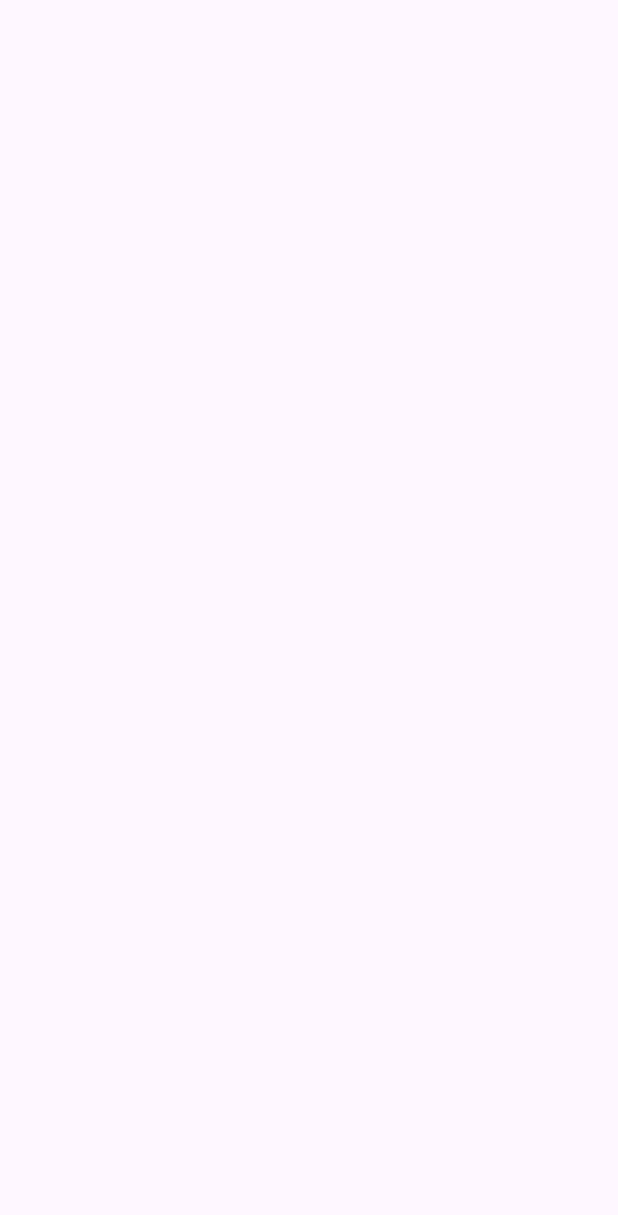
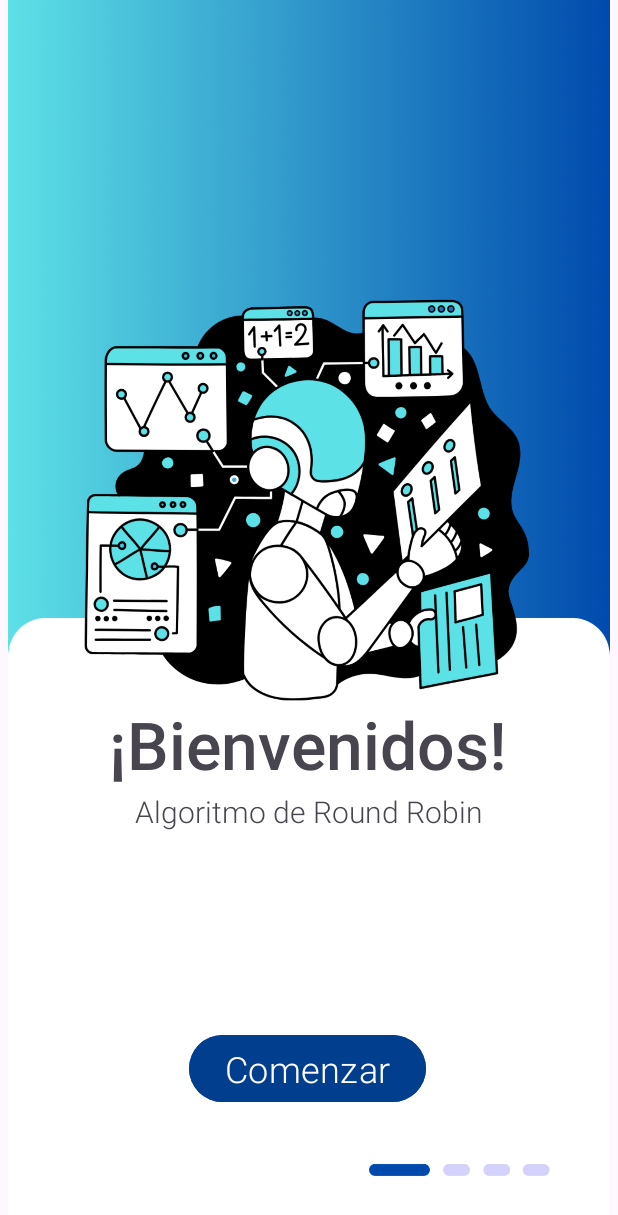
Before and after one commit to sofias1023/RoundRobin, an Android app: the screen it shows after launch (MainActivity), on a phone screen of 412 x 824 dp. Before the commit the part shown is empty. Shown: the top 1215 px of the screen. Run offline under Robolectric (Android 15) with nearby library versions, the phone set to English and light mode, and no system bars.

Commit message:
Pagina de inicio completa

```diff
--- a/app/src/main/AndroidManifest.xml
+++ b/app/src/main/AndroidManifest.xml
@@ -13,6 +13,9 @@
         android:theme="@style/Theme.RoundRobin"
         tools:targetApi="31">
         <activity
+            android:name=".TeoriaActivity1"
+            android:exported="false" />
+        <activity
             android:name=".MainActivity"
             android:exported="true">
             <intent-filter>
--- a/app/src/main/java/com/example/roundrobin/MainActivity.kt
+++ b/app/src/main/java/com/example/roundrobin/MainActivity.kt
@@ -1,16 +1,22 @@
 package com.example.roundrobin
 
+import android.content.Intent
 import android.os.Bundle
+import android.widget.Button
 import androidx.activity.enableEdgeToEdge
 import androidx.appcompat.app.AppCompatActivity
-import androidx.core.view.ViewCompat
-import androidx.core.view.WindowInsetsCompat
 
 class MainActivity : AppCompatActivity() {
     override fun onCreate(savedInstanceState: Bundle?) {
         super.onCreate(savedInstanceState)
         enableEdgeToEdge()
         setContentView(R.layout.activity_main)
+        val btn: Button = findViewById(R.id.btnSiguiente);
 
+        btn.setOnClickListener {
+
+            val intent = Intent(this, TeoriaActivity1::class.java)
+            startActivity(intent)
+        }
     }
 }
--- a/app/src/main/res/layout/activity_main.xml
+++ b/app/src/main/res/layout/activity_main.xml
@@ -5,4 +5,56 @@
     android:id="@+id/main"
     android:layout_width="match_parent"
     android:layout_height="match_parent"
-    tools:context=".MainActivity"/>
+    tools:context=".MainActivity">
+
+    <ImageView
+        android:id="@+id/imageView3"
+        android:layout_width="wrap_content"
+        android:layout_height="wrap_content"
+        app:srcCompat="@drawable/fondos_pantalla"
+        tools:layout_editor_absoluteX="0dp"
+        tools:layout_editor_absoluteY="0dp" />
+
+    <Button
+        android:id="@+id/btnSiguiente"
+        android:layout_width="wrap_content"
+        android:layout_height="wrap_content"
+        android:backgroundTint="#023E8E"
+        android:fontFamily="sans-serif-light"
+        android:text="Comenzar"
+        android:textSize="24sp"
+        app:layout_constraintBottom_toBottomOf="parent"
+        app:layout_constraintEnd_toEndOf="parent"
+        app:layout_constraintHorizontal_bias="0.497"
+        app:layout_constraintStart_toStartOf="parent"
+        app:layout_constraintTop_toTopOf="@+id/imageView3"
+        app:layout_constraintVertical_bias="0.889" />
+
+    <TextView
+        android:id="@+id/textView"
+        android:layout_width="wrap_content"
+        android:layout_height="wrap_content"
+        android:fontFamily="sans-serif-medium"
+        android:text="¡Bienvenidos!"
+        android:textSize="44sp"
+        app:layout_constraintBottom_toBottomOf="@+id/imageView3"
+        app:layout_constraintEnd_toEndOf="parent"
+        app:layout_constraintHorizontal_bias="0.496"
+        app:layout_constraintStart_toStartOf="parent"
+        app:layout_constraintTop_toTopOf="parent"
+        app:layout_constraintVertical_bias="0.61" />
+
+    <TextView
+        android:id="@+id/textView2"
+        android:layout_width="wrap_content"
+        android:layout_height="wrap_content"
+        android:fontFamily="sans-serif-light"
+        android:text="Algoritmo de Round Robin"
+        android:textSize="20sp"
+        app:layout_constraintBottom_toBottomOf="@+id/imageView3"
+        app:layout_constraintEnd_toEndOf="parent"
+        app:layout_constraintStart_toStartOf="parent"
+        app:layout_constraintTop_toTopOf="parent"
+        app:layout_constraintVertical_bias="0.662" />
+
+</androidx.constraintlayout.widget.ConstraintLayout>
```
Also changed, not shown: app/src/main/java/com/example/roundrobin/TeoriaActivity1.kt (added, +16 -0 lines), app/src/main/res/layout/activity_teoria1.xml (added, +59 -0 lines), app/src/main/res/drawable/fondo_teoria.png (added), app/src/main/res/drawable/fondos_pantalla.png (added).
